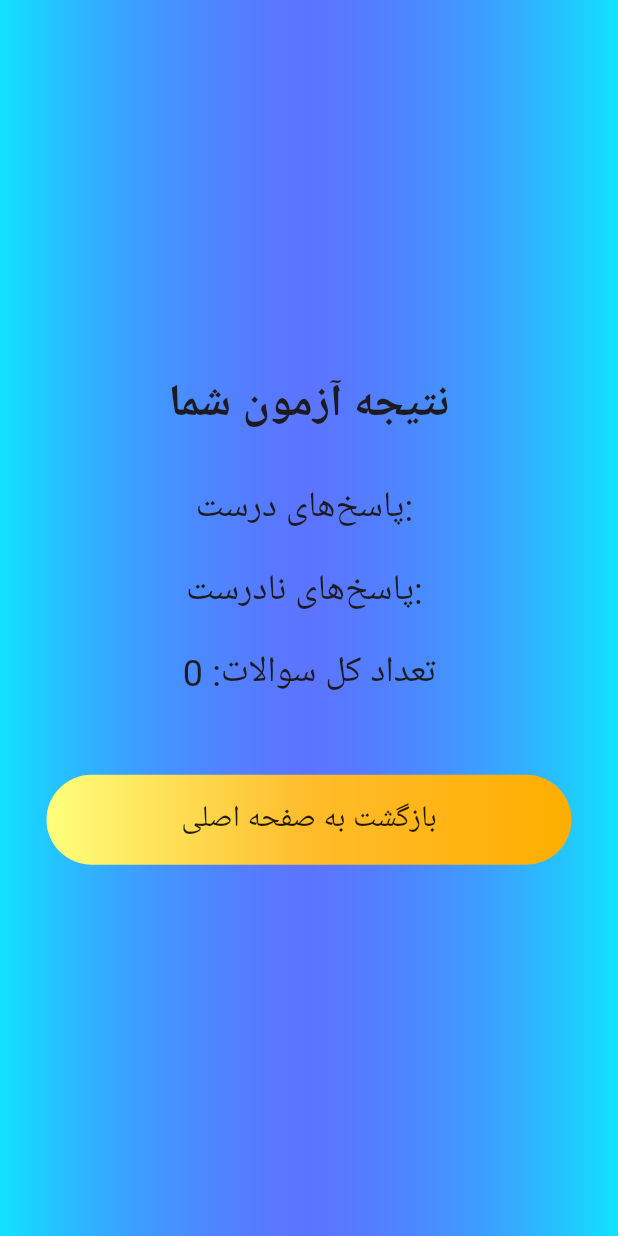
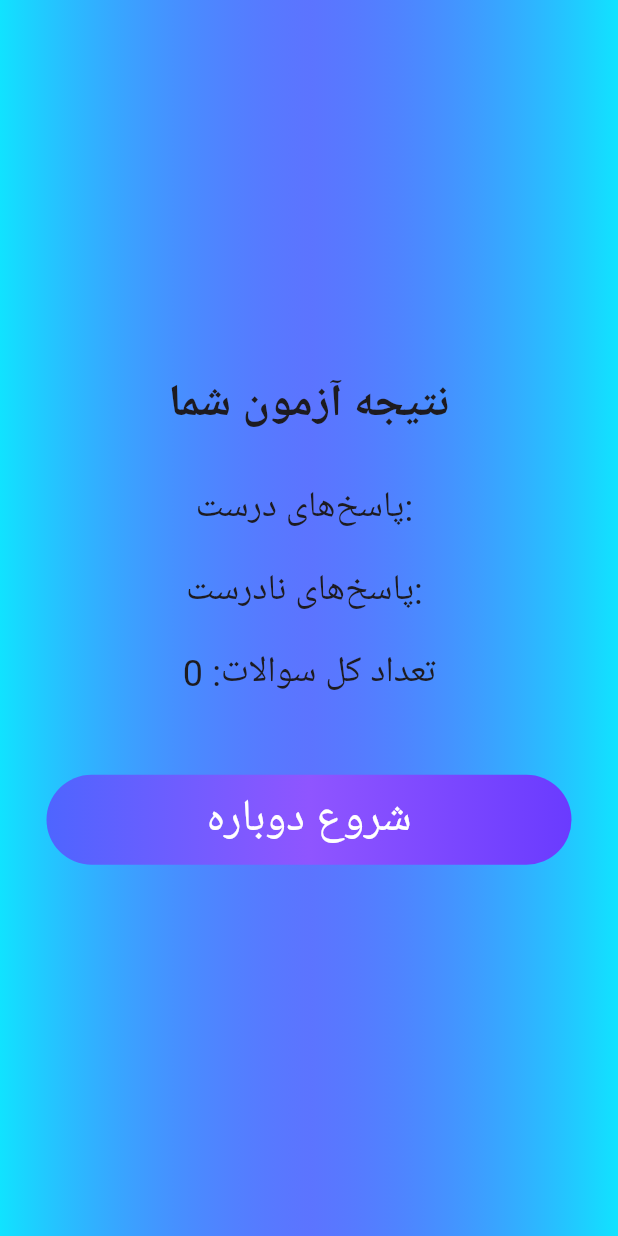
Before and after one commit to MRKalhor/Quizak, a Flutter app: the Resultpage screen opened directly with empty values, on a phone screen of 412 x 824 dp. Run offline on Flutter 3.47's test engine with Material 3 defaults, Android fonts, the phone set to English and light mode, and no system bars; network calls fail.

```diff
--- a/lib/result.dart
+++ b/lib/result.dart
@@ -15,8 +15,7 @@
           Color.fromARGB(190, 0, 238, 255),
           Color.fromARGB(104, 132, 0, 255),
           Color.fromARGB(190, 0, 238, 255)
-          ])
-        ),
+        ])),
         child: Center(
           child: Column(
             mainAxisAlignment: MainAxisAlignment.center,
@@ -45,11 +44,10 @@
                 decoration: ShapeDecoration(
                     shape: StadiumBorder(),
                     gradient: LinearGradient(colors: const [
-                    Color.fromARGB(255, 253, 255, 124),
-                    Color(0xFFFFBC2B),
-                    Color.fromARGB(255, 255, 174, 0),
-                  ])
-                ),
+                      Color(0xFF4E65FF), // آبی روشن
+                      Color(0xFF8F55FF), // بنفش
+                      Color(0xFF6A3BFF),
+                    ])),
                 child: SizedBox(
                   height: 60,
                   width: 350,
@@ -58,10 +56,9 @@
                         Navigator.pushNamed(context, '/home');
                       },
                       child: Text(
-                      "بازگشت به صفحه اصلی",
-                      style: TextStyle(fontSize: 20),
-                    )
-                  ),
+                        "شروع دوباره",
+                        style: TextStyle(fontSize: 30, color: Colors.white),
+                      )),
                 ),
               ),
             ],
```
Also changed, not shown: lib/help.dart (+6 -6 lines), lib/quiz.dart (+26 -0 lines). Lines whose indentation alone changed are shown as unchanged.
